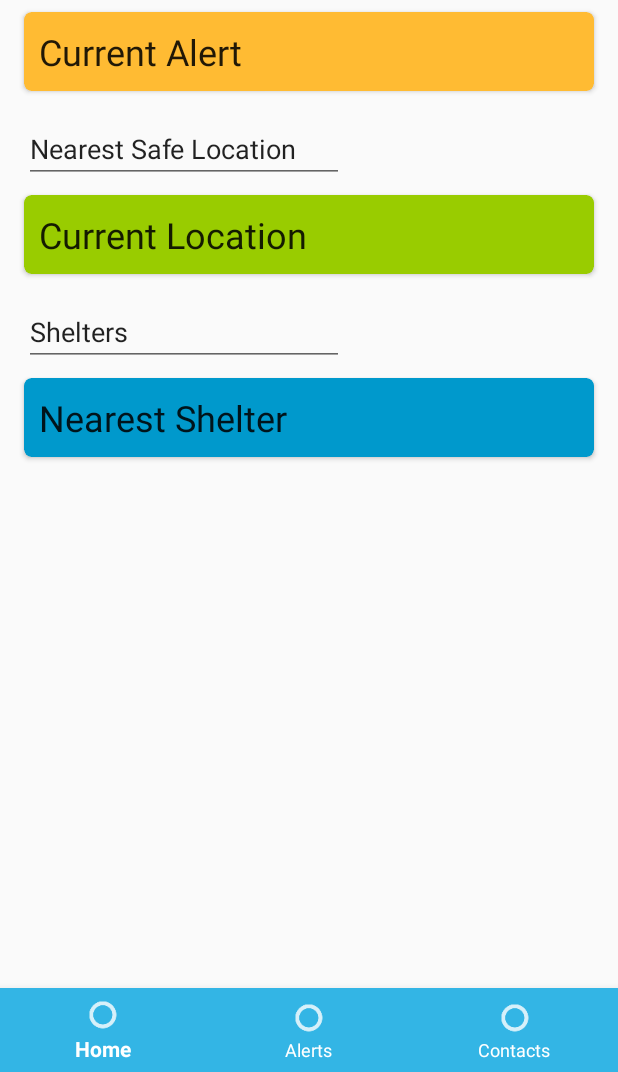
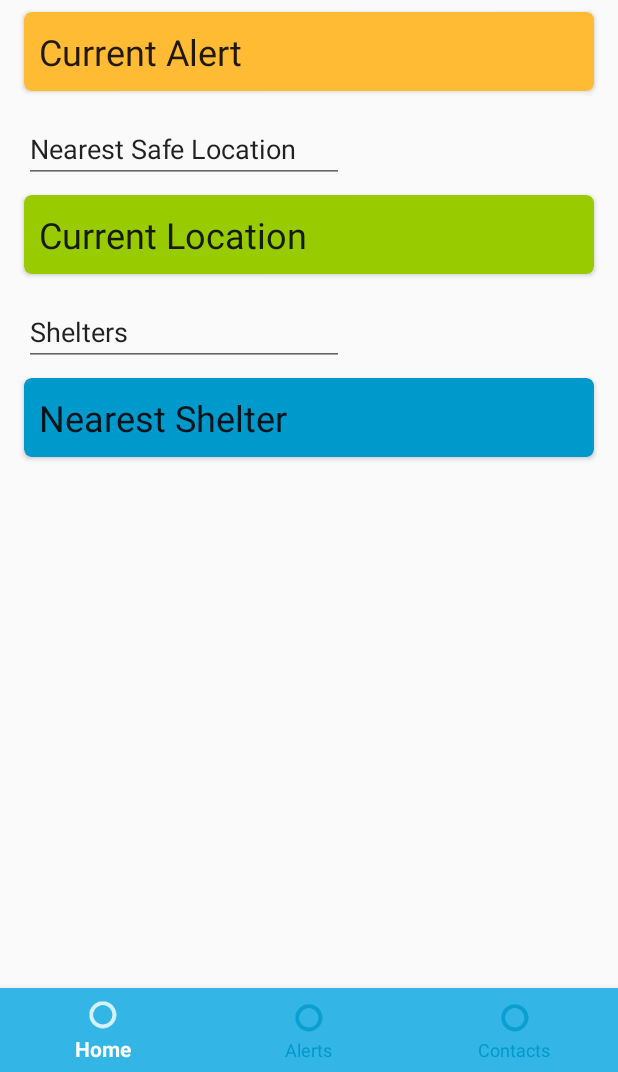
Before and after one commit to armk51/hackmit2018, an Android app: the screen it shows after launch (MainActivity), on a phone screen of 412 x 824 dp, the part 164-1236 px from its top. Run offline under Robolectric (Android 15) with nearby library versions, the phone set to English and light mode, and no system bars.

Commit message:
update bottom navigation

```diff
--- a/app/src/main/AndroidManifest.xml
+++ b/app/src/main/AndroidManifest.xml
@@ -16,7 +16,6 @@
                 <category android:name="android.intent.category.LAUNCHER" />
             </intent-filter>
         </activity>
-        <activity android:name=".Main2Activity"></activity>
     </application>
 
 </manifest>
--- /dev/null
+++ b/app/src/main/java/com/example/test/HomeFragment.java
@@ -0,0 +1,28 @@
+package com.example.test;
+
+import android.os.Bundle;
+import android.support.v4.app.Fragment;
+import android.view.LayoutInflater;
+import android.view.View;
+import android.view.ViewGroup;
+
+
+public class HomeFragment extends Fragment {
+    public static HomeFragment newInstance() {
+        HomeFragment fragment = new HomeFragment();
+        return fragment;
+    }
+
+    @Override
+    public void onCreate(Bundle savedInstanceState) {
+        super.onCreate(savedInstanceState);
+    }
+
+    @Override
+    public View onCreateView(LayoutInflater inflater, ViewGroup container,
+                             Bundle savedInstanceState) {
+
+        // Inflate the layout for this fragment
+        return inflater.inflate(R.layout.home_fragment, container, false);
+    }
+}
--- a/app/src/main/java/com/example/test/MainActivity.java
+++ b/app/src/main/java/com/example/test/MainActivity.java
@@ -3,6 +3,7 @@ package com.example.test;
 import android.support.annotation.NonNull;
 import android.support.design.widget.BottomNavigationView;
 import android.support.v4.app.Fragment;
+import android.support.v4.app.FragmentTransaction;
 import android.support.v7.app.AppCompatActivity;
 import android.os.Bundle;
 import android.view.MenuItem;
@@ -14,9 +15,9 @@ public class MainActivity extends AppCompatActivity {
     @Override
     protected void onCreate(Bundle savedInstanceState) {
         super.onCreate(savedInstanceState);
-        setContentView(R.layout.home);
+        setContentView(R.layout.activity_main);
 
-        bottomNavigation= (BottomNavigationView) findViewById(R.id.navigationView);
+        bottomNavigation = findViewById(R.id.navigationView);
 
         bottomNavigation.setOnNavigationItemSelectedListener(new BottomNavigationView.OnNavigationItemSelectedListener() {
             @Override
@@ -24,11 +25,28 @@ public class MainActivity extends AppCompatActivity {
                 Fragment selectedFragment = null;
                 switch (item.getItemId()) {
                     case R.id.navigation_home:
-                        selectedFragment = ItemOneFragment.newInstance();
+                        selectedFragment = HomeFragment.newInstance();
+                        item.setChecked(true);
+                        break;
+                    case R.id.navigation_alerts:
+                        selectedFragment = AlertsFragment.newInstance();
+                        item.setChecked(true);
+                        break;
+                    case R.id.navigation_contacts:
+                        selectedFragment = ContactsFragment.newInstance();
+                        item.setChecked(true);
                         break;
                 }
+                FragmentTransaction transaction = getSupportFragmentManager().beginTransaction();
+                transaction.replace(R.id.frame_layout, selectedFragment);
+                transaction.commit();
+
                 return false;
             }
         });
+
+        FragmentTransaction transaction = getSupportFragmentManager().beginTransaction();
+        transaction.replace(R.id.frame_layout, HomeFragment.newInstance());
+        transaction.commit();
     }
 }
--- /dev/null
+++ b/app/src/main/res/drawable/bottom_navigation_colors.xml
@@ -0,0 +1,8 @@
+<selector xmlns:android="http://schemas.android.com/apk/res/android">
+    <item
+        android:state_checked="true"
+        android:color="@android:color/white" />
+    <item
+        android:state_checked="false"
+        android:color="@android:color/holo_blue_dark" />
+</selector>
--- /dev/null
+++ b/app/src/main/res/layout/activity_main.xml
@@ -0,0 +1,29 @@
+<?xml version="1.0" encoding="utf-8"?>
+<RelativeLayout xmlns:android="http://schemas.android.com/apk/res/android"
+    xmlns:tools="http://schemas.android.com/tools"
+    android:layout_width="match_parent"
+    android:layout_height="match_parent"
+    xmlns:app="http://schemas.android.com/apk/res-auto"
+    android:orientation="horizontal"
+    tools:context=".HomeFragment">
+
+        <FrameLayout
+            android:id="@+id/frame_layout"
+            android:layout_width="match_parent"
+            android:layout_height="match_parent"
+            android:layout_above="@+id/navigationView"
+            android:animateLayoutChanges="true">
+        </FrameLayout>
+
+        <android.support.design.widget.BottomNavigationView
+            android:id="@+id/navigationView"
+            android:layout_width="match_parent"
+            android:layout_height="wrap_content"
+            android:layout_gravity="bottom"
+            android:layout_alignParentBottom="true"
+            app:itemBackground="@android:color/holo_blue_light"
+            app:itemIconTint="@drawable/bottom_navigation_colors"
+            app:itemTextColor="@drawable/bottom_navigation_colors"
+            app:menu="@menu/navigation">
+        </android.support.design.widget.BottomNavigationView>
+    </RelativeLayout>
--- a/app/src/main/res/layout/fragment_menu_three.xml
+++ /dev/null
@@ -1,6 +0,0 @@
-<?xml version="1.0" encoding="utf-8"?>
-<android.support.constraint.ConstraintLayout
-    xmlns:android="http://schemas.android.com/apk/res/android" android:layout_width="match_parent"
-    android:layout_height="match_parent">
-
-</android.support.constraint.ConstraintLayout>
--- a/app/src/main/res/layout/fragment_menu_two.xml
+++ /dev/null
@@ -1,6 +0,0 @@
-<?xml version="1.0" encoding="utf-8"?>
-<android.support.constraint.ConstraintLayout
-    xmlns:android="http://schemas.android.com/apk/res/android" android:layout_width="match_parent"
-    android:layout_height="match_parent">
-
-</android.support.constraint.ConstraintLayout>
--- a/app/src/main/res/layout/home.xml
+++ b/app/src/main/res/layout/home_fragment.xml
@@ -4,25 +4,7 @@
     xmlns:tools="http://schemas.android.com/tools"
     android:layout_width="match_parent"
     android:layout_height="match_parent"
-    tools:context=".MainActivity">
-
-    <LinearLayout
-
-    android:layout_width="match_parent"
-    android:layout_height="match_parent"
-    android:orientation="horizontal">
-
-        <android.support.design.widget.BottomNavigationView
-            android:id="@+id/navigationView"
-            android:layout_width="match_parent"
-            android:layout_height="wrap_content"
-            android:layout_gravity="bottom"
-            android:layout_alignParentBottom="true"
-            app:itemBackground="@android:color/holo_blue_light"
-            app:itemIconTint="@android:color/white"
-            app:itemTextColor="@android:color/white"
-            app:menu="@menu/navigation"></android.support.design.widget.BottomNavigationView>
-    </LinearLayout>
+    tools:context=".HomeFragment">
 
     <EditText
         android:id="@+id/weather_alerts_header"
--- a/app/src/main/res/menu/navigation.xml
+++ b/app/src/main/res/menu/navigation.xml
@@ -1,18 +1,23 @@
 <?xml version="1.0" encoding="utf-8"?>
-<menu xmlns:android="http://schemas.android.com/apk/res/android">
+<menu xmlns:android="http://schemas.android.com/apk/res/android"
+    xmlns:tools="http://schemas.android.com/tools">
+
     <item
         android:id="@+id/navigation_home"
         android:icon="@drawable/ic_action_name"
-        android:title="Home"/>
+        android:title="Home"
+        tools:layout="@layout/home_fragment"/>
 
     <item
         android:id="@+id/navigation_alerts"
         android:icon="@drawable/ic_action_name"
-        android:title="Alerts"/>
+        android:title="Alerts"
+        tools:layout="@layout/alerts_fragment"/>
 
     <item
         android:id="@+id/navigation_contacts"
         android:icon="@drawable/ic_action_name"
-        android:title="Contacts"/>
+        android:title="Contacts"
+        tools:layout="@layout/contacts_fragment"/>
 
 </menu>
```
Also changed, not shown: app/src/main/java/com/example/test/AlertsFragment.java (added, +28 -0 lines), app/src/main/java/com/example/test/ContactsFragment.java (added, +28 -0 lines), app/src/main/java/com/example/test/Main2Activity.java (deleted, +0 -13 lines), app/src/main/java/com/example/test/MenuOneFragment.java (deleted, +0 -4 lines), app/src/main/java/com/example/test/MenuThreeFragment.java (deleted, +0 -4 lines), app/src/main/java/com/example/test/MenuTwoFragment.java (deleted, +0 -4 lines), app/src/main/res/layout/alerts_fragment.xml (renamed from app/src/main/res/layout/alerts.xml, +1 -19 lines), app/src/main/res/layout/contacts_fragment.xml (renamed from app/src/main/res/layout/fragment_menu_one.xml, +8 -8 lines).
